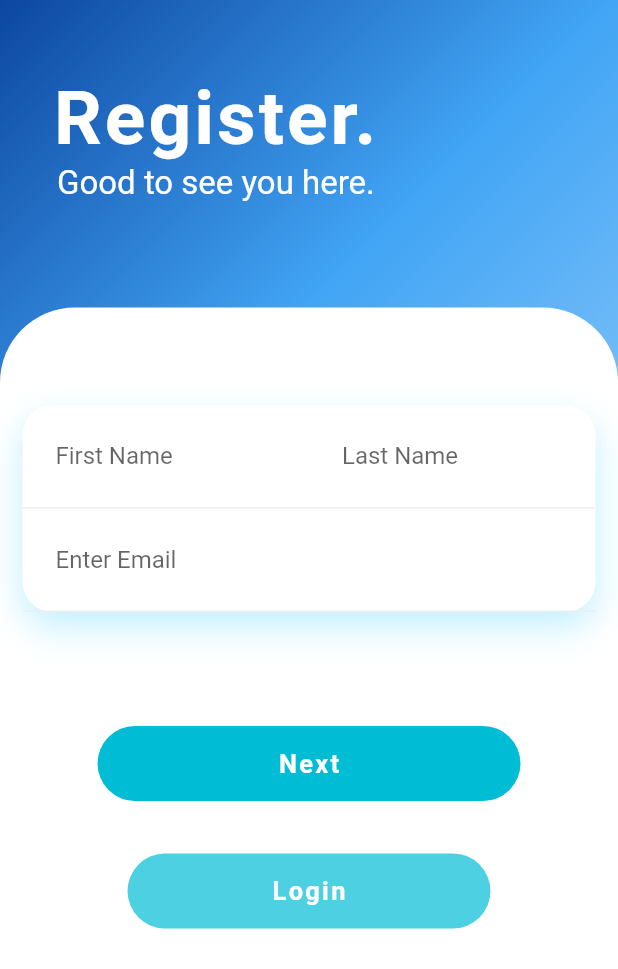
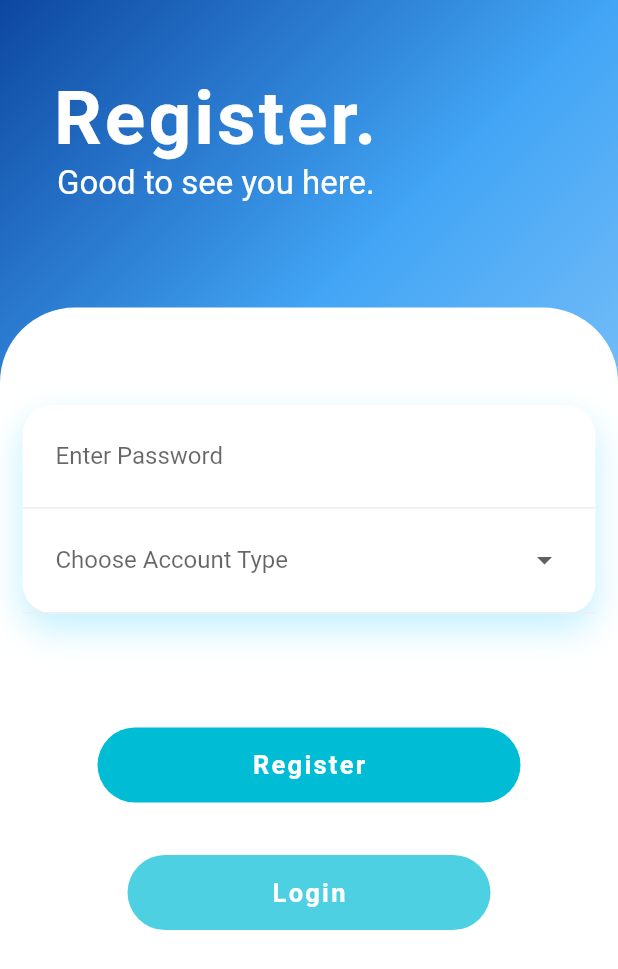
Before and after one commit to AlphaArtrem/attendance_app, a Flutter app: the screen it shows after launch, after a tap on "Register", on a phone screen of 412 x 824 dp. Shown: the top 969 px of the screen. Run offline on Flutter 3.47's test engine with Material 2 defaults, Android fonts, the phone set to English and light mode, and no system bars; our stand-ins replace cloud_firestore, firebase_auth, flutter_datetime_picker, flutter_spinkit; missing offline and left inert: enhanced_future_builder; accounts and stored records are empty.

Commit message:
Added formatting to second part of register form

```diff
--- a/lib/logged_out/methods/register.dart
+++ b/lib/logged_out/methods/register.dart
@@ -26,7 +26,7 @@ class _RegisterState extends State<Register> {
   @override
   void initState() {
     super.initState();
-    _currentForm = _registerNameEmail();
+    _currentForm = _registerPasswordType();
   }
 
   @override
@@ -162,30 +162,47 @@ class _RegisterState extends State<Register> {
   {
     return Form(
       key: _formKey,
-      child: Padding(
-        padding: const EdgeInsets.fromLTRB(15, 0, 15, 15),
       child: Column(
         mainAxisAlignment: MainAxisAlignment.center,
         crossAxisAlignment: CrossAxisAlignment.center,
         children: <Widget>[
-            Text(error, style: TextStyle(color: Colors.red),),
-            SizedBox(height: 20,),
-            TextFormField(
-              decoration: textInputFormatting.copyWith(helperText: "Enter Password"),
+          Container(
+            decoration: BoxDecoration(
+              color: Colors.white,
+              borderRadius: BorderRadius.circular(20),
+              boxShadow: [BoxShadow(
+                color: Color.fromRGBO(51, 204, 255, 0.3),
+                blurRadius: 20,
+                offset: Offset(0, 10),
+              )],
+            ),
+            child: Column(
+              children: <Widget>[
+                Container(
+                  padding: EdgeInsets.all(10.0),
+                  decoration: BoxDecoration(
+                      border: Border(bottom: BorderSide(color: Colors.grey[200]))
+                  ),
+                  child: TextFormField(
+                    decoration: authInputFormatting.copyWith(hintText: "Enter Password"),
                     validator: _account.validateRegisterPass,
                     obscureText: true,
                     onChanged: (val){
                       pass = val;
                     },
                   ),
-            SizedBox(height: 10,),
+                ),
                 Container(
-              height: 80,
+                  padding: EdgeInsets.all(10.0),
+                  decoration: BoxDecoration(
+                      border: Border(bottom: BorderSide(color: Colors.grey[200]))
+                  ),
+                  height: 70,
                   child: FormField<String>(
                     validator: (val) => val.isEmpty ? "Choose A Category" : null,
                     builder: (FormFieldState<String> state) {
                       return InputDecorator(
-                    decoration: textInputFormatting.copyWith(helperText: 'Choose Account Type'),
+                        decoration: authInputFormatting.copyWith(hintText: 'Choose Account Type'),
                         isEmpty: type == '',
                         child: DropdownButtonHideUnderline(
                           child: DropdownButton<String>(
@@ -209,9 +226,14 @@ class _RegisterState extends State<Register> {
                     },
                   ),
                 ),
+              ],
+            ),
+          ),
           SizedBox(height: 30,),
-            RaisedButton.icon(
-              onPressed: () async{
+          Text(error, style: TextStyle(color: Colors.red),),
+          SizedBox(height: 30,),
+          GestureDetector(
+            onTap: () async{
               if(_formKey.currentState.validate())
               {
                 setState(() => loading = true);
@@ -240,23 +262,24 @@ class _RegisterState extends State<Register> {
                     type = '';
                     loading = false;
                     error = "Please provide an valid E-mail";
+                    _currentForm = _registerNameEmail();
                   });
                 }
               }
             },
-              icon: Icon(Icons.person_add, color: Colors.white, size: 25),
-              label: Text(
-                '  Register',
-                style: TextStyle(
-                    color: Colors.white,
-                    fontSize: 20,
-                    fontWeight: FontWeight.w400),
+            child: Container(
+              height: 50,
+              margin: EdgeInsets.symmetric(horizontal: 50),
+              decoration: BoxDecoration(
+                borderRadius: BorderRadius.circular(50),
+                color: Colors.cyan,
               ),
-              elevation: 0,
-              color: Colors.blue,
+              child: Center(
+                child: Text("Register", style: TextStyle(color: Colors.white, fontWeight: FontWeight.bold, letterSpacing: 1.5, fontSize: 17),),
+              ),
+            ),
           ),
         ],
-        ),
       ),
     );
   }
```
Lines whose indentation alone changed are shown as unchanged.
